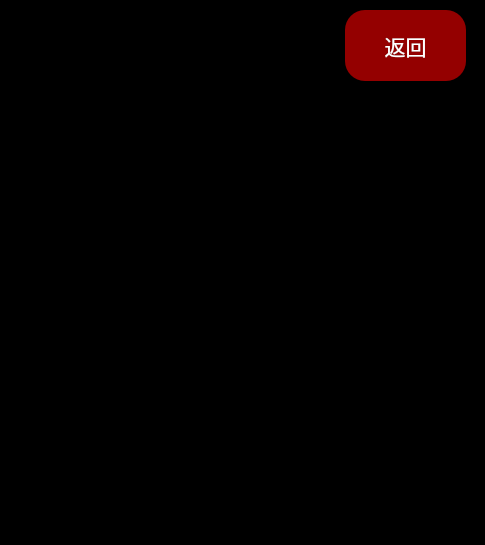
HXBJ1737/Linux_Qt_app, file src/yoloapp/yolo_app.ui: the form before one commit; both pictures show x 795 to 1280 and y 0 to 545 of the 1280 by 720 pixel window.
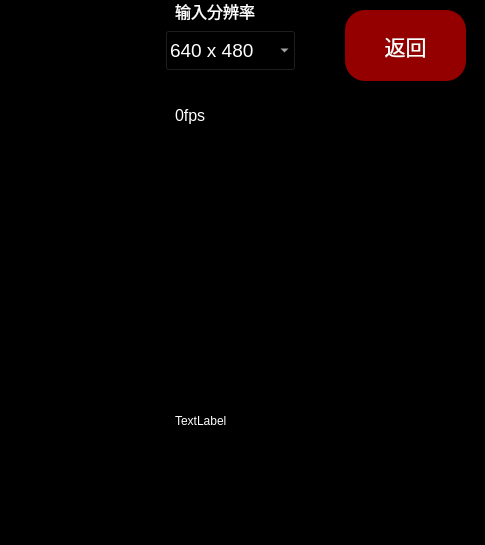
The form after the commit.

Commit message: 增加YOLO11输入分辨率

The edit to the form file:
```diff
--- a/src/yoloapp/yolo_app.ui
+++ b/src/yoloapp/yolo_app.ui
@@ -50,6 +50,107 @@
      </rect>
     </property>
    </widget>
+   <widget class="QComboBox" name="comboBox">
+    <property name="geometry">
+     <rect>
+      <x>960</x>
+      <y>30</y>
+      <width>131</width>
+      <height>41</height>
+     </rect>
+    </property>
+    <property name="font">
+     <font>
+      <pointsize>14</pointsize>
+     </font>
+    </property>
+    <property name="styleSheet">
+     <string notr="true">color: rgb(255, 255, 255);</string>
+    </property>
+    <item>
+     <property name="text">
+      <string>640 x 480</string>
+     </property>
+    </item>
+    <item>
+     <property name="text">
+      <string>960 x 720</string>
+     </property>
+    </item>
+    <item>
+     <property name="text">
+      <string>1280 x 960</string>
+     </property>
+    </item>
+    <item>
+     <property name="text">
+      <string>1920 x 1440</string>
+     </property>
+    </item>
+    <item>
+     <property name="text">
+      <string>2592 x 1944</string>
+     </property>
+    </item>
+   </widget>
+   <widget class="QLabel" name="label">
+    <property name="geometry">
+     <rect>
+      <x>970</x>
+      <y>0</y>
+      <width>91</width>
+      <height>21</height>
+     </rect>
+    </property>
+    <property name="font">
+     <font>
+      <pointsize>12</pointsize>
+     </font>
+    </property>
+    <property name="styleSheet">
+     <string notr="true">color: rgb(255, 255, 255);</string>
+    </property>
+    <property name="text">
+     <string>输入分辨率</string>
+    </property>
+   </widget>
+   <widget class="QLabel" name="label_fps">
+    <property name="geometry">
+     <rect>
+      <x>970</x>
+      <y>100</y>
+      <width>141</width>
+      <height>31</height>
+     </rect>
+    </property>
+    <property name="font">
+     <font>
+      <pointsize>12</pointsize>
+     </font>
+    </property>
+    <property name="styleSheet">
+     <string notr="true">color: rgb(255, 255, 255);</string>
+    </property>
+    <property name="text">
+     <string>0fps</string>
+    </property>
+   </widget>
+   <widget class="QLabel" name="label_info">
+    <property name="geometry">
+     <rect>
+      <x>970</x>
+      <y>180</y>
+      <width>291</width>
+      <height>481</height>
+     </rect>
+    </property>
+    <property name="styleSheet">
+     <string notr="true">color: rgb(255, 255, 255);</string>
+    </property>
+    <property name="text">
+     <string>TextLabel</string>
+    </property>
+   </widget>
   </widget>
   <widget class="QMenuBar" name="menubar">
    <property name="geometry">
```
The commit also changes 10 other files.
